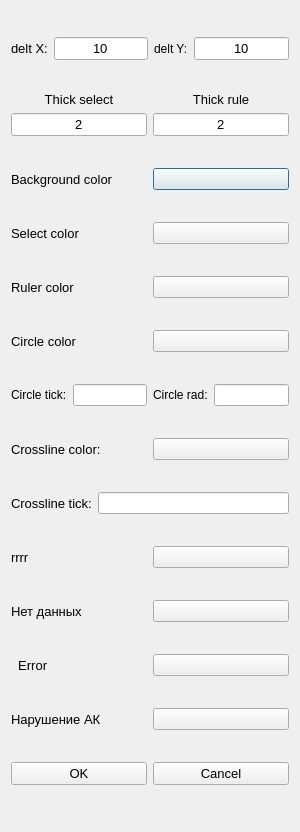
This is win/qt_win_snail/ViewProperies.ui in ultrasonic59/snail_w as Qt 5 draws it before an edit. The edited form follows.
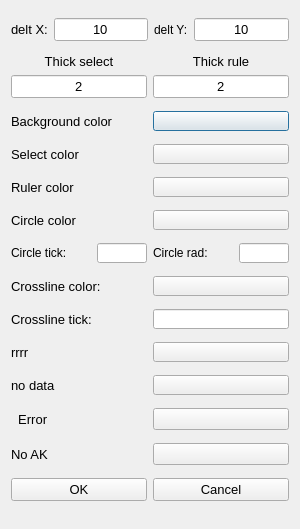
This is the edited form. Icons and pictures are not drawn. Custom widgets are drawn as their Qt base class.

The edit to the form file:
```diff
--- a/win/qt_win_snail/ViewProperies.ui
+++ b/win/qt_win_snail/ViewProperies.ui
@@ -7,7 +7,7 @@
     <x>0</x>
     <y>0</y>
     <width>300</width>
-    <height>832</height>
+    <height>529</height>
    </rect>
   </property>
   <property name="sizePolicy">
@@ -194,7 +194,14 @@
       </widget>
      </item>
      <item>
-      <widget class="QPushButtonColored" name="Button_col_background"/>
+      <widget class="QPushButtonColored" name="Button_col_background">
+       <property name="maximumSize">
+        <size>
+         <width>150</width>
+         <height>20</height>
+        </size>
+       </property>
+      </widget>
      </item>
     </layout>
    </item>
@@ -213,7 +220,14 @@
       </widget>
      </item>
      <item>
-      <widget class="QPushButtonColored" name="Button_col_sel"/>
+      <widget class="QPushButtonColored" name="Button_col_sel">
+       <property name="maximumSize">
+        <size>
+         <width>150</width>
+         <height>20</height>
+        </size>
+       </property>
+      </widget>
      </item>
     </layout>
    </item>
@@ -232,7 +246,14 @@
       </widget>
      </item>
      <item>
-      <widget class="QPushButtonColored" name="Button_col_rule"/>
+      <widget class="QPushButtonColored" name="Button_col_rule">
+       <property name="maximumSize">
+        <size>
+         <width>150</width>
+         <height>20</height>
+        </size>
+       </property>
+      </widget>
      </item>
     </layout>
    </item>
@@ -251,7 +272,14 @@
       </widget>
      </item>
      <item>
-      <widget class="QPushButtonColored" name="Button_col_circle"/>
+      <widget class="QPushButtonColored" name="Button_col_circle">
+       <property name="maximumSize">
+        <size>
+         <width>150</width>
+         <height>20</height>
+        </size>
+       </property>
+      </widget>
      </item>
     </layout>
    </item>
@@ -265,7 +293,14 @@
       </widget>
      </item>
      <item>
-      <widget class="QLineEdit" name="lineEdit"/>
+      <widget class="QLineEdit" name="lineEdit">
+       <property name="maximumSize">
+        <size>
+         <width>50</width>
+         <height>20</height>
+        </size>
+       </property>
+      </widget>
      </item>
      <item>
       <widget class="QLabel" name="label_circ_rad">
@@ -275,7 +310,14 @@
       </widget>
      </item>
      <item>
-      <widget class="QLineEdit" name="lineEdit_2"/>
+      <widget class="QLineEdit" name="lineEdit_2">
+       <property name="maximumSize">
+        <size>
+         <width>50</width>
+         <height>20</height>
+        </size>
+       </property>
+      </widget>
      </item>
     </layout>
    </item>
@@ -294,7 +336,14 @@
       </widget>
      </item>
      <item>
-      <widget class="QPushButtonColored" name="Button_col_crs"/>
+      <widget class="QPushButtonColored" name="Button_col_crs">
+       <property name="maximumSize">
+        <size>
+         <width>150</width>
+         <height>20</height>
+        </size>
+       </property>
+      </widget>
      </item>
     </layout>
    </item>
@@ -313,7 +362,20 @@
       </widget>
      </item>
      <item>
-      <widget class="param_ed" name="lineCrossTick"/>
+      <widget class="param_ed" name="lineCrossTick">
+       <property name="sizePolicy">
+        <sizepolicy hsizetype="Minimum" vsizetype="Fixed">
+         <horstretch>0</horstretch>
+         <verstretch>0</verstretch>
+        </sizepolicy>
+       </property>
+       <property name="maximumSize">
+        <size>
+         <width>150</width>
+         <height>20</height>
+        </size>
+       </property>
+      </widget>
      </item>
     </layout>
    </item>
@@ -332,7 +394,14 @@
       </widget>
      </item>
      <item>
-      <widget class="QPushButtonColored" name="Button_col__"/>
+      <widget class="QPushButtonColored" name="Button_col__">
+       <property name="maximumSize">
+        <size>
+         <width>150</width>
+         <height>20</height>
+        </size>
+       </property>
+      </widget>
      </item>
     </layout>
    </item>
@@ -346,12 +415,19 @@
         </font>
        </property>
        <property name="text">
-        <string>Нет данных</string>
+        <string>no data</string>
        </property>
       </widget>
      </item>
      <item>
-      <widget class="QPushButtonColored" name="Button_col_no_data"/>
+      <widget class="QPushButtonColored" name="Button_col_no_data">
+       <property name="maximumSize">
+        <size>
+         <width>150</width>
+         <height>20</height>
+        </size>
+       </property>
+      </widget>
      </item>
     </layout>
    </item>
@@ -384,7 +460,7 @@
         </font>
        </property>
        <property name="text">
-        <string>Нарушение АК</string>
+        <string>No AK</string>
        </property>
       </widget>
      </item>
```
